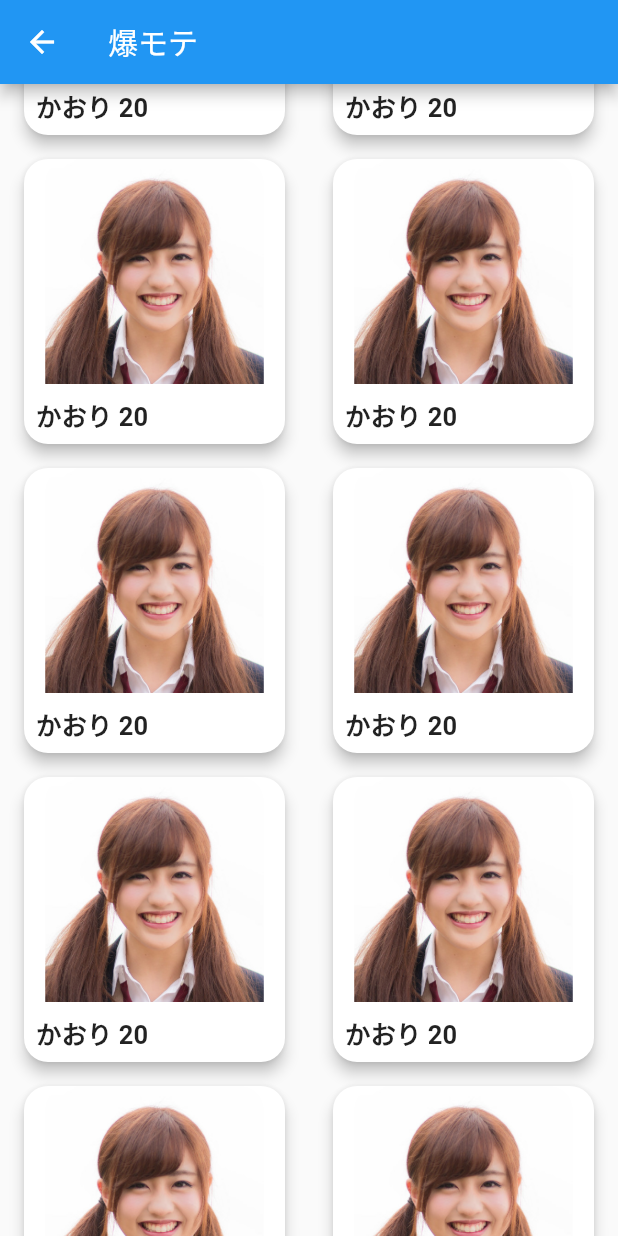
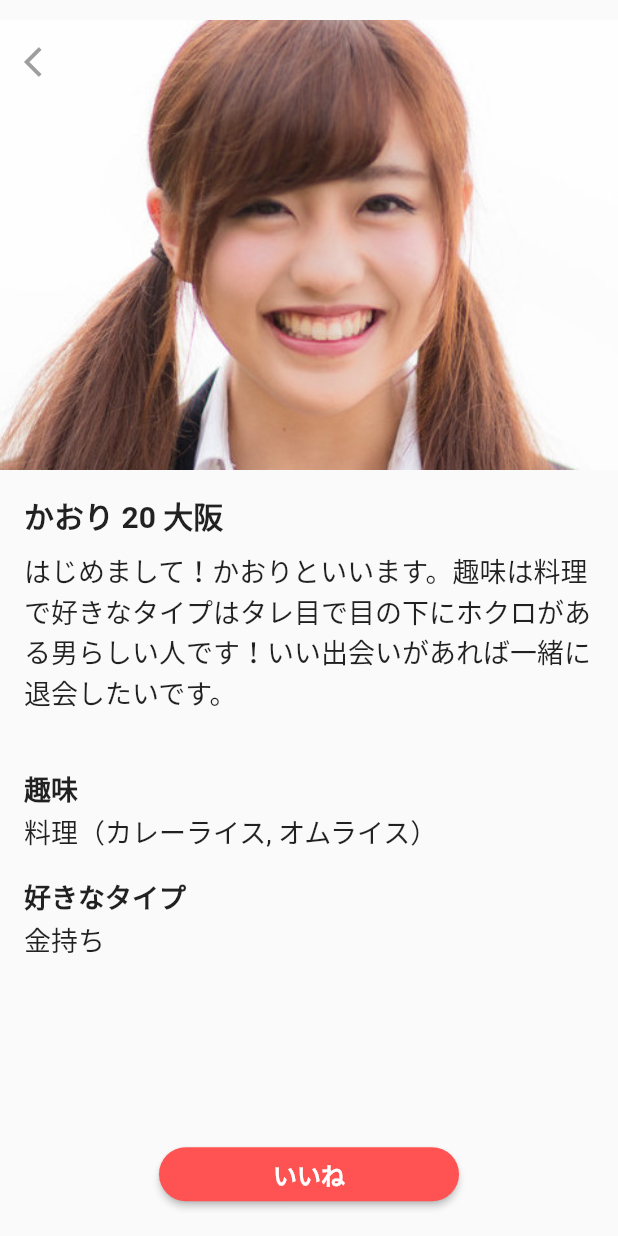
Before and after one commit to hukusuke1007/bakumote, a Flutter app: the SearchPage screen opened directly, scrolled down 576 dp, after a tap on "かおり 20", on a phone screen of 412 x 824 dp. Run offline on Flutter 3.47's test engine with Material 2 defaults, Android fonts, the phone set to English and light mode, and no system bars; our stand-ins replace flutter_hooks, freezed_annotation, hooks_riverpod, pull_to_refresh; generated files the repository leaves out were written again.

Commit message:
added user profile pages.

```diff
--- a/lib/l10n/messages.dart
+++ b/lib/l10n/messages.dart
@@ -5,4 +5,8 @@ mixin Messages {
   String get tabSearch => Intl.message('さがす', name: 'tabSearch');
   String get tabTalkList => Intl.message('やりとり', name: 'tabTalkList');
   String get tabSetting => Intl.message('マイページ', name: 'tabSetting');
+  String get hobby => Intl.message('趣味', name: 'hobby');
+  String get favoriteType => Intl.message('好きなタイプ', name: 'favoriteType');
+  String get like => Intl.message('いいね', name: 'like');
+  String get liked => Intl.message('いいね済み', name: 'liked');
 }
--- a/lib/l10n/messages_en.dart
+++ b/lib/l10n/messages_en.dart
@@ -21,6 +21,10 @@ class MessageLookup extends MessageLookupByLibrary {
 
   final messages = _notInlinedMessages(_notInlinedMessages);
   static _notInlinedMessages(_) => <String, Function> {
+    "favoriteType" : MessageLookupByLibrary.simpleMessage("好きなタイプ"),
+    "hobby" : MessageLookupByLibrary.simpleMessage("趣味"),
+    "like" : MessageLookupByLibrary.simpleMessage("いいね"),
+    "liked" : MessageLookupByLibrary.simpleMessage("いいね済み"),
     "tabSearch" : MessageLookupByLibrary.simpleMessage("さがす"),
     "tabSetting" : MessageLookupByLibrary.simpleMessage("マイページ"),
     "tabTalkList" : MessageLookupByLibrary.simpleMessage("やりとり"),
--- a/lib/l10n/messages_ja.dart
+++ b/lib/l10n/messages_ja.dart
@@ -21,6 +21,10 @@ class MessageLookup extends MessageLookupByLibrary {
 
   final messages = _notInlinedMessages(_notInlinedMessages);
   static _notInlinedMessages(_) => <String, Function> {
+    "favoriteType" : MessageLookupByLibrary.simpleMessage("好きなタイプ"),
+    "hobby" : MessageLookupByLibrary.simpleMessage("趣味"),
+    "like" : MessageLookupByLibrary.simpleMessage("いいね"),
+    "liked" : MessageLookupByLibrary.simpleMessage("いいね済み"),
     "tabSearch" : MessageLookupByLibrary.simpleMessage("さがす"),
     "tabSetting" : MessageLookupByLibrary.simpleMessage("マイページ"),
     "tabTalkList" : MessageLookupByLibrary.simpleMessage("やりとり"),
--- a/lib/l10n/messages_messages.dart
+++ b/lib/l10n/messages_messages.dart
@@ -21,6 +21,10 @@ class MessageLookup extends MessageLookupByLibrary {
 
   final messages = _notInlinedMessages(_notInlinedMessages);
   static _notInlinedMessages(_) => <String, Function> {
+    "favoriteType" : MessageLookupByLibrary.simpleMessage("好きなタイプ"),
+    "hobby" : MessageLookupByLibrary.simpleMessage("趣味"),
+    "like" : MessageLookupByLibrary.simpleMessage("いいね"),
+    "liked" : MessageLookupByLibrary.simpleMessage("いいね済み"),
     "tabSearch" : MessageLookupByLibrary.simpleMessage("さがす"),
     "tabSetting" : MessageLookupByLibrary.simpleMessage("マイページ"),
     "tabTalkList" : MessageLookupByLibrary.simpleMessage("やりとり"),
--- a/lib/pages/search/search_page.dart
+++ b/lib/pages/search/search_page.dart
@@ -1,6 +1,7 @@
 import 'package:bakumote/extensions/context_extension.dart';
 import 'package:bakumote/master/assets.dart';
 import 'package:bakumote/pages/app_tab_navigator.dart';
+import 'package:bakumote/pages/user_profile/user_profile_page.dart';
 import 'package:flutter/cupertino.dart';
 import 'package:flutter/material.dart';
 import 'package:flutter_hooks/flutter_hooks.dart';
@@ -29,7 +30,13 @@ class SearchPage extends TabWidgetPage {
               Assets.womanSample.assetName,
               fit: BoxFit.fitWidth,
             ),
-            onTap: () {},
+            onTap: () {
+              Navigator.of(context, rootNavigator: true).push<void>(
+                CupertinoPageRoute(
+                  builder: (BuildContext context) => UserProfilePage(),
+                ),
+              );
+            },
           );
         }),
       ),
--- /dev/null
+++ b/lib/pages/user_profile/user_profile_page.dart
@@ -0,0 +1,150 @@
+import 'package:bakumote/extensions/context_extension.dart';
+import 'package:bakumote/master/assets.dart';
+import 'package:flutter/cupertino.dart';
+import 'package:flutter/material.dart';
+import 'package:flutter_hooks/flutter_hooks.dart';
+
+class UserProfilePage extends HookWidget {
+  @override
+  Widget build(BuildContext context) {
+    return Scaffold(
+        body: Column(
+      mainAxisAlignment: MainAxisAlignment.center,
+      children: [
+        Flexible(
+          flex: 9,
+          child: CustomScrollView(
+            slivers: [
+              SliverAppBar(
+                stretch: true,
+                expandedHeight: 300,
+                backgroundColor: Colors.transparent,
+                leading: IconButton(
+                  alignment: Alignment.center,
+                  icon: const Icon(
+                    Icons.arrow_back_ios,
+                    color: Colors.grey,
+                  ),
+                  onPressed: () => Navigator.of(context).pop(),
+                ),
+                flexibleSpace: FlexibleSpaceBar(
+                  stretchModes: const [
+                    StretchMode.zoomBackground,
+                  ],
+                  background: SizedBox(
+                    child: Image.asset(
+                      Assets.womanSample.assetName,
+                      fit: BoxFit.fitWidth,
+                    ),
+                  ),
+                ),
+              ),
+              SliverList(
+                delegate: SliverChildListDelegate(
+                  <Widget>[
+                    Container(
+                      margin: const EdgeInsets.all(16),
+                      child: Column(
+                        mainAxisAlignment: MainAxisAlignment.center,
+                        crossAxisAlignment: CrossAxisAlignment.start,
+                        children: [
+                          Align(
+                            alignment: Alignment.topLeft,
+                            child: Text(
+                              'かおり 20 大阪',
+                              style: const TextStyle(
+                                  fontSize: 20, fontWeight: FontWeight.bold),
+                              maxLines: 1,
+                              overflow: TextOverflow.ellipsis,
+                              textAlign: TextAlign.left,
+                            ),
+                          ),
+                          Padding(
+                            padding: const EdgeInsets.symmetric(vertical: 8),
+                            child: Text(
+                              'はじめまして！かおりといいます。趣味は料理で好きなタイプはタレ目で目の下にホクロがある男らしい人です！いい出会いがあれば一緒に退会したいです。\n\nよろしくお願いします。',
+                              style: const TextStyle(
+                                fontSize: 18,
+                              ),
+                              maxLines: 5,
+                              overflow: TextOverflow.ellipsis,
+                              textAlign: TextAlign.left,
+                            ),
+                          ),
+                          Padding(
+                            padding: const EdgeInsets.symmetric(vertical: 8)
+                                .copyWith(bottom: 2),
+                            child: Text(
+                              context.l10n.hobby,
+                              style: const TextStyle(
+                                fontSize: 18,
+                                fontWeight: FontWeight.bold,
+                              ),
+                            ),
+                          ),
+                          Padding(
+                            padding: const EdgeInsets.all(0),
+                            child: Text(
+                              '料理（カレーライス, オムライス）',
+                              style: TextStyle(
+                                fontSize: 18,
+                              ),
+                            ),
+                          ),
+                          Padding(
+                            padding: const EdgeInsets.symmetric(vertical: 16)
+                                .copyWith(bottom: 2),
+                            child: Text(
+                              context.l10n.favoriteType,
+                              style: const TextStyle(
+                                fontSize: 18,
+                                fontWeight: FontWeight.bold,
+                              ),
+                            ),
+                          ),
+                          Padding(
+                            padding: const EdgeInsets.all(0),
+                            child: Text(
+                              '金持ち',
+                              style: const TextStyle(
+                                fontSize: 18,
+                              ),
+                            ),
+                          ),
+                        ],
+                      ),
+                    )
+                  ],
+                ),
+              )
+            ],
+          ),
+        ),
+        Flexible(
+          flex: 1,
+          child: SizedBox(
+            child: Padding(
+              padding: const EdgeInsets.symmetric(horizontal: 16, vertical: 4),
+              child: SizedBox(
+                width: 200,
+                child: RaisedButton(
+                  color: Colors.redAccent,
+                  shape: const StadiumBorder(),
+                  child: Text(
+                    context.l10n.like,
+                    style: const TextStyle(
+                      fontSize: 16,
+                      fontWeight: FontWeight.bold,
+                      color: Colors.white,
+                    ),
+                  ),
+                  onPressed: () {},
+                ),
+              ),
+            ),
+          ),
+        )
+      ],
+    ));
+  }
+}
```
Also changed, not shown: lib/l10n/intl_en.arb (+21 -1 lines), lib/l10n/intl_ja.arb (+21 -1 lines), lib/l10n/intl_messages.arb (+21 -1 lines).
